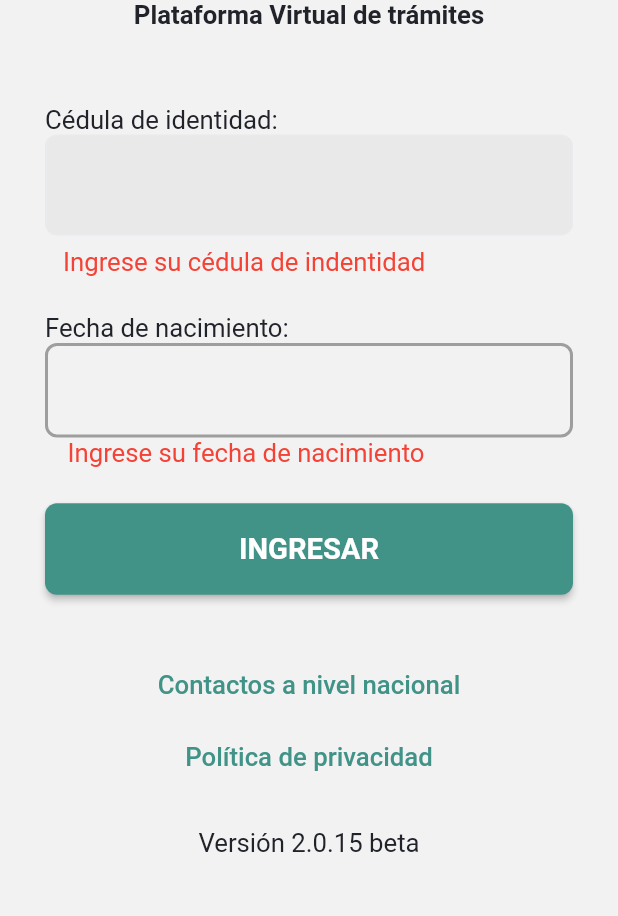
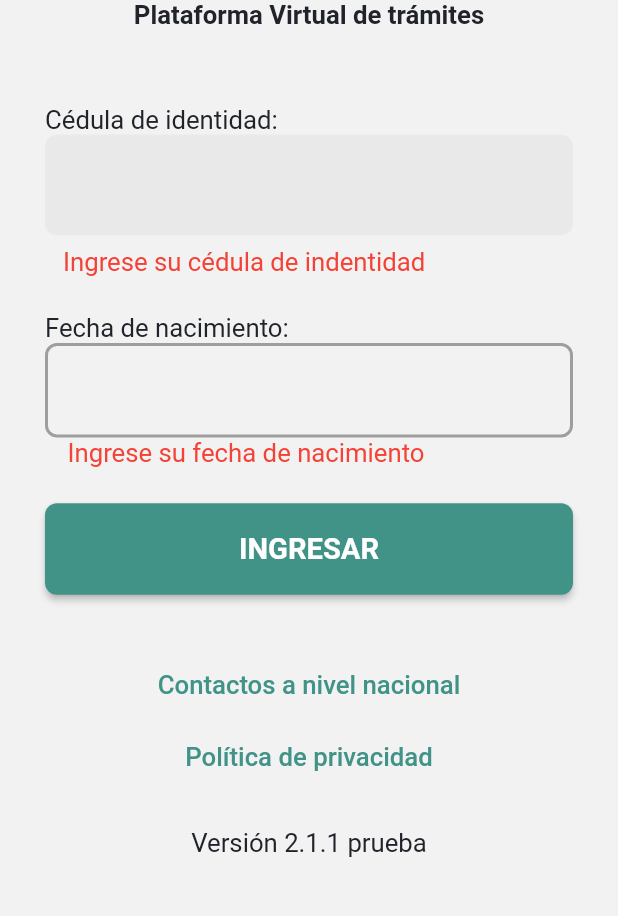
Before and after one commit to MUTUAL-DE-SERVICIOS-AL-POLICIA/pvtmovil, a Flutter app: the screen it shows after launch, after a tap on "INGRESAR", on a phone screen of 412 x 824 dp, the part 305-1221 px from its top. Run offline on Flutter 3.47's test engine with Material 2 defaults, Android fonts, the phone set to English and light mode, and no system bars; our stand-ins replace animate_do, bloc, camera, connectivity_plus, device_info_plus, flutter_bloc and 12 more; missing offline and left inert: google_mlkit_text_recognition, map_launcher, new_version.

```diff
--- a/lib/screens/login.dart
+++ b/lib/screens/login.dart
@@ -5,6 +5,7 @@ import 'dart:io';
 import 'package:flutter/material.dart';
 import 'package:flutter/services.dart';
 import 'package:flutter_bloc/flutter_bloc.dart';
+import 'package:flutter_dotenv/flutter_dotenv.dart';
 import 'package:flutter_screenutil/flutter_screenutil.dart';
 import 'package:modal_bottom_sheet/modal_bottom_sheet.dart';
 import 'package:muserpol_pvt/bloc/user/user_bloc.dart';
@@ -27,7 +28,6 @@ import 'package:intl/date_symbol_data_local.dart';
 import 'package:muserpol_pvt/utils/save_document.dart';
 import 'package:new_version/new_version.dart';
 import 'package:open_file/open_file.dart';
-import 'package:permission_handler/permission_handler.dart';
 import 'package:provider/provider.dart';
 import 'package:theme_provider/theme_provider.dart';
 
@@ -100,7 +100,7 @@ class _ScreenLoginState extends State<ScreenLogin> {
     newVersion.showUpdateDialog(
       context: context,
       allowDismissal: false,
-      versionStatus: status!,
+      versionStatus: status,
       dialogTitle: "Actualiza la nueva versión",
       dialogText:
           "Para mejorar la experiencia, Porfavor actualiza la nueva versión de ${status.localVersion} a la ${status.storeVersion}",
@@ -300,7 +300,7 @@ class _ScreenLoginState extends State<ScreenLogin> {
                               height: 20.h,
                             ),
                             Center(
-                              child: Text('Versión 2.0.15 beta'),
+                              child: Text('Versión ${dotenv.env['version']}'),
                             )
                           ],
                         )),
@@ -321,7 +321,8 @@ class _ScreenLoginState extends State<ScreenLogin> {
     setState(() => btnAccess = true);
     if (response != null) {
       String pathFile = await saveFile(
-          context, 'Políticas', 'Política de privacidad.pdf', response);
+          'Documents', 'MUSERPOL_POLITICA_PRIVACIDAD.pdf', response.bodyBytes);
+      // context, 'Políticas', 'Política de privacidad.pdf', response);
       await OpenFile.open(pathFile);
     }
   }
@@ -387,9 +388,9 @@ class _ScreenLoginState extends State<ScreenLogin> {
           // files.addKey('cireverso', dniCtrl.text.trim()); //num carnet
           // files.addKey('cireverso',
           //     '${response.data['data']['user']['full_name']}'); //nombre
-          await Permission.storage.request();
-          await Permission.manageExternalStorage.request();
-          await Permission.accessMediaLocation.request();
+          // await Permission.storage.request();
+          // await Permission.manageExternalStorage.request();
+          // await Permission.accessMediaLocation.request();
           if (!json.decode(response.body)['data']['user']['enrolled']) {
             _showModalInside(user.apiToken!, data);
           } else {
--- a/lib/screens/navigator_bar.dart
+++ b/lib/screens/navigator_bar.dart
@@ -67,7 +67,7 @@ class _NavigatorBarState extends State<NavigatorBar> {
     newVersion.showUpdateDialog(
       context: context,
       allowDismissal: false,
-      versionStatus: status!,
+      versionStatus: status,
       dialogTitle: "Actualiza la nueva versión",
       dialogText:
           "Para mejorar la experiencia, Porfavor actualiza la nueva versión de ${status.localVersion} a la ${status.storeVersion}",
--- a/lib/screens/pages/menu.dart
+++ b/lib/screens/pages/menu.dart
@@ -1,22 +1,15 @@
-import 'dart:io';
-
 import 'package:flutter/material.dart';
 import 'package:flutter_bloc/flutter_bloc.dart';
+import 'package:flutter_dotenv/flutter_dotenv.dart';
 import 'package:flutter_screenutil/flutter_screenutil.dart';
-import 'package:muserpol_pvt/bloc/procedure/procedure_bloc.dart';
 import 'package:muserpol_pvt/bloc/user/user_bloc.dart';
 import 'package:muserpol_pvt/components/animate.dart';
 import 'package:muserpol_pvt/components/section_title.dart';
 import 'package:muserpol_pvt/dialogs/dialog_action.dart';
-import 'package:muserpol_pvt/main.dart';
-import 'package:muserpol_pvt/provider/app_state.dart';
-import 'package:muserpol_pvt/services/auth_service.dart';
 import 'package:muserpol_pvt/services/service_method.dart';
 import 'package:muserpol_pvt/services/services.dart';
 import 'package:muserpol_pvt/utils/save_document.dart';
 import 'package:open_file/open_file.dart';
-import 'package:path_provider/path_provider.dart';
-import 'package:provider/provider.dart';
 import 'package:theme_provider/theme_provider.dart';
 
 class MenuDrawer extends StatefulWidget {
@@ -121,7 +114,7 @@ class _MenuDrawerState extends State<MenuDrawer> {
                   icon: Icons.info_outline,
                   onTap: () => closeSession(context)),
               Center(
-                child: Text('Versión 2.0.15 beta'),
+                child: Text('Versión ${dotenv.env['version']}'),
               )
             ],
           ))),
@@ -135,7 +128,7 @@ class _MenuDrawerState extends State<MenuDrawer> {
     setState(() => stateLoading = false);
     if (response != null) {
       String pathFile = await saveFile(
-          context, 'Políticas', 'Política de privacidad.pdf', response);
+          'Documents', 'MUSERPOL_POLITICA_PRIVACIDAD.pdf', response.bodyBytes);
       await OpenFile.open(pathFile);
     }
   }
--- a/lib/screens/pages/procedure/card_economic_complement.dart
+++ b/lib/screens/pages/procedure/card_economic_complement.dart
@@ -123,10 +123,9 @@ class _CardEcState extends State<CardEc> {
     setState(() => btnAccess = true);
     if (response != null) {
       String pathFile = await saveFile(
-          context,
-          'Trámites',
+          'Documents',
           'eco_com_${widget.item!.title!.replaceAll(' ', '_').replaceAll('/', '_').toLowerCase()}.pdf',
-          response);
+          response.bodyBytes);
       await OpenFile.open(pathFile);
     }
   }
```
Also changed, not shown: lib/components/image_ctrl_live.dart (+10 -1 lines), lib/main.dart (+2 -8 lines), lib/screens/pages/procedure/procedure.dart (+3 -5 lines), lib/utils/save_document.dart (+17 -15 lines), pubspec.yaml (+3 -5 lines), assets/icons/favicon.jpg (deleted), assets/icons/favicon1.png (added), pubspec.lock, 26 other files.
